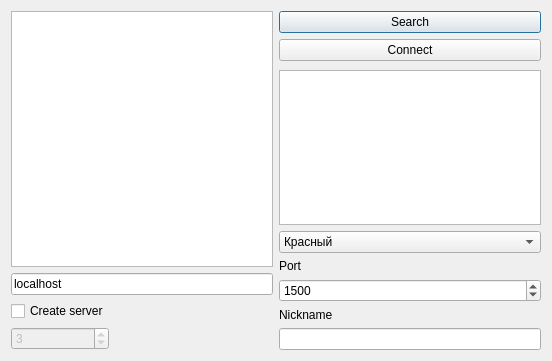
This is optionsDialog.ui in Anna-Sent/qblokus as Qt 5 draws it before an edit. The edited form follows.
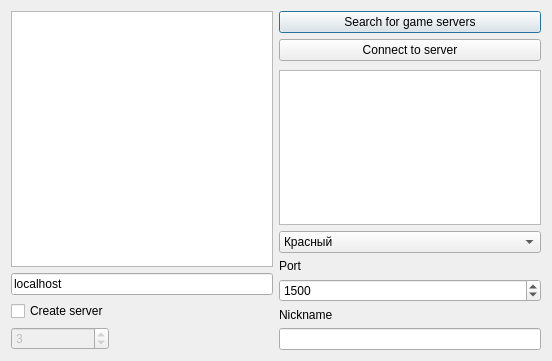
This is the edited form.

Commit message: some changes in interface, ping timer added, ping message added

```diff
--- a/optionsDialog.ui
+++ b/optionsDialog.ui
@@ -95,14 +95,14 @@
          <item row="0" column="0" >
           <widget class="QPushButton" name="pbSearch" >
            <property name="text" >
-            <string>Search</string>
+            <string>Search for game servers</string>
            </property>
           </widget>
          </item>
          <item row="1" column="0" >
           <widget class="QPushButton" name="pbConnect" >
            <property name="text" >
-            <string>Connect</string>
+            <string>Connect to server</string>
            </property>
           </widget>
          </item>
```
The commit also changes 5 other files.
